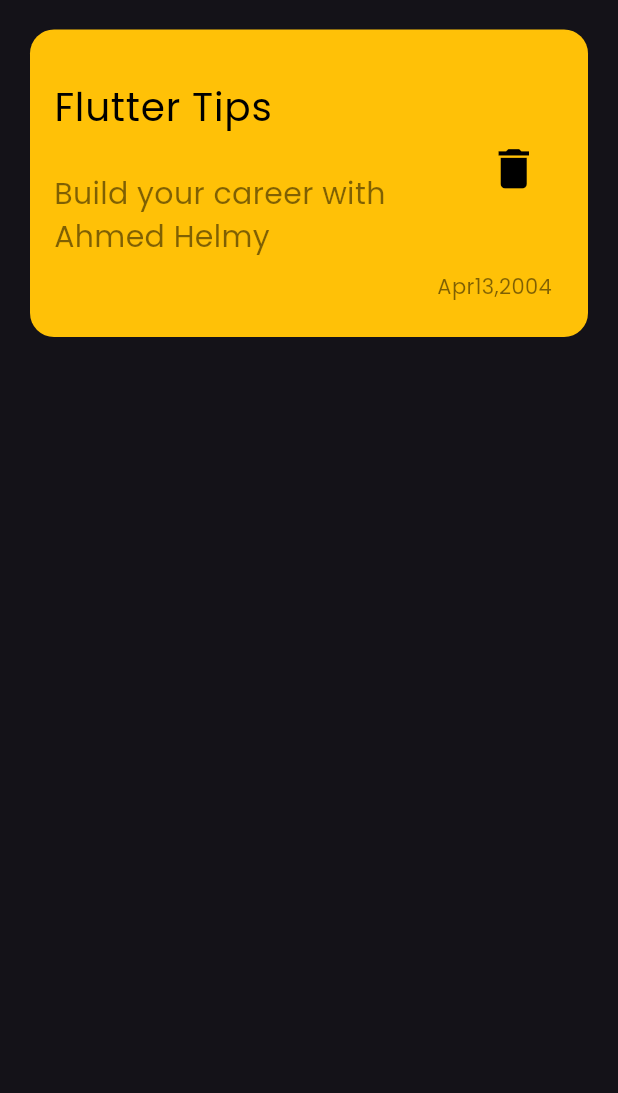
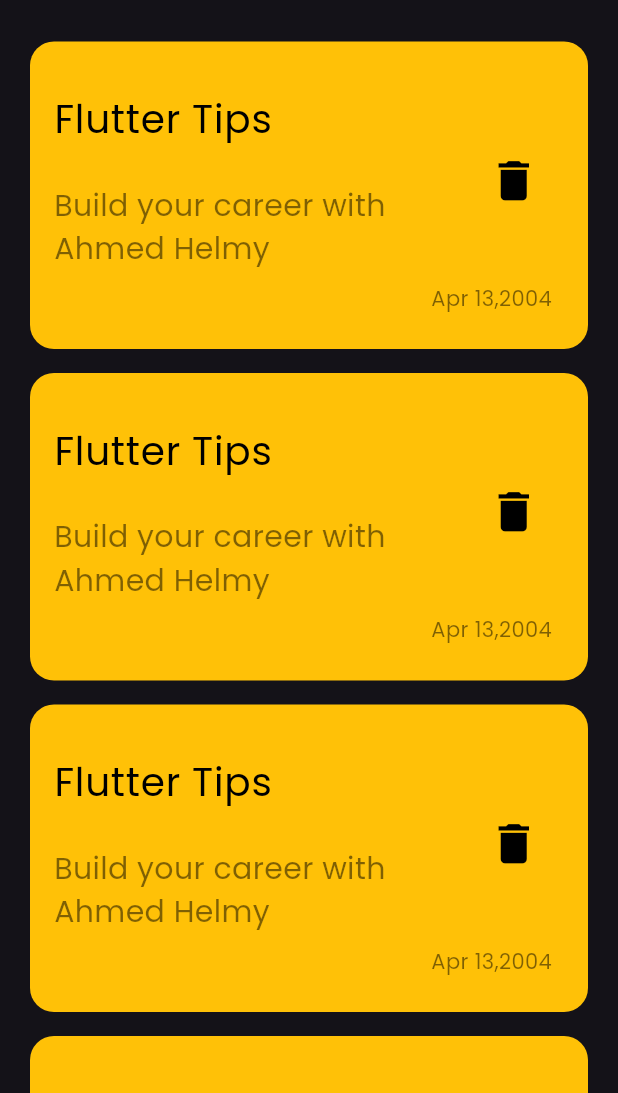
Before and after one commit to AhmedHelmy72/notes_app, a Flutter app: the screen it shows after launch, on a phone screen of 412 x 824 dp, the part 143-1236 px from its top. Run offline on Flutter 3.47's test engine with Material 3 defaults, Android fonts, the phone set to English and light mode, and no system bars.

Commit message:
create notes list view

```diff
--- a/lib/widget/custom_note_item.dart
+++ b/lib/widget/custom_note_item.dart
@@ -34,7 +34,7 @@ class NoteItem extends StatelessWidget {
           ),
           Padding(
             padding: const EdgeInsets.only(right: 24),
-            child: Text('Apr13,2004',
+            child: Text('Apr 13,2004',
                 style: TextStyle(
                   color: Colors.black.withOpacity(0.5),
                 )),
--- /dev/null
+++ b/lib/widget/notes_list_view.dart
@@ -0,0 +1,18 @@
+import 'package:flutter/material.dart';
+import 'package:noteapp/widget/custom_note_item.dart';
+
+class NotesListView extends StatelessWidget {
+  const NotesListView({super.key});
+
+  @override
+  Widget build(BuildContext context) {
+    return ListView.builder(
+      itemBuilder: (context, index) {
+        return const Padding(
+          padding: EdgeInsets.symmetric(vertical: 8),
+          child: NoteItem(),
+        );
+      },
+    );
+  }
+}
--- a/lib/widget/notes_view_body.dart
+++ b/lib/widget/notes_view_body.dart
@@ -1,6 +1,6 @@
 import 'package:flutter/material.dart';
 import 'package:noteapp/widget/custom_app_bar.dart';
-import 'package:noteapp/widget/custom_note_item.dart';
+import 'package:noteapp/widget/notes_list_view.dart';
 
 class NotesViewBody extends StatelessWidget {
   const NotesViewBody({super.key});
@@ -14,7 +14,7 @@ class NotesViewBody extends StatelessWidget {
           SizedBox(height: 50),
           CustomAppBar(),
           SizedBox(height: 20),
-          NoteItem(),
+          Expanded(child: NotesListView()),
         ],
       ),
     );
```
